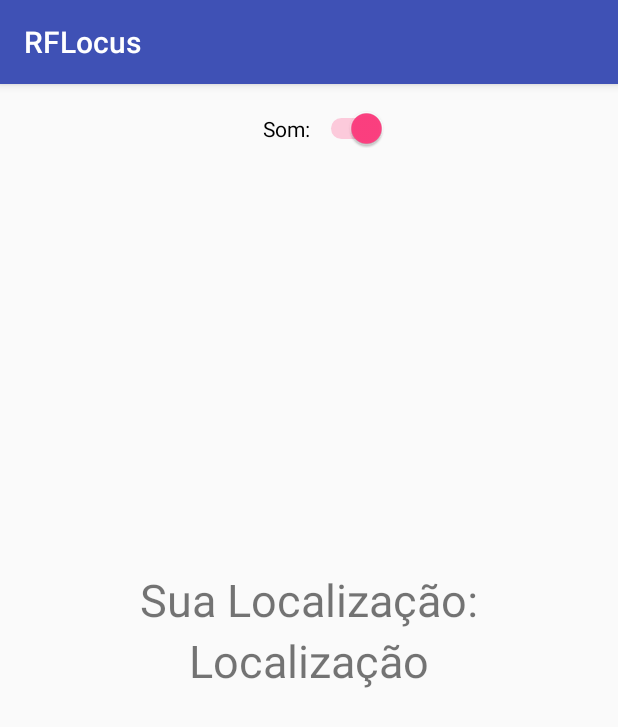
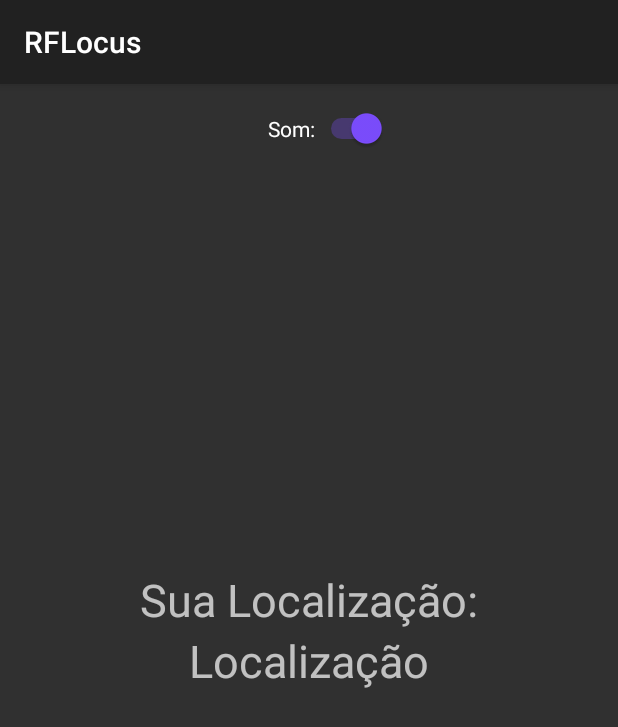
Before and after one commit to fabraocaio/RFLocusUser, an Android app: the screen it shows after launch (UserActivity), on a phone screen of 412 x 824 dp. Shown: the top 727 px of the screen. Run offline under Robolectric (Android 15) with nearby library versions, the light colour scheme and no system bars; our stand-ins replace Volley; libraries missing offline, so code that uses them is left out: com.loopj.android, cz.msebera.android.

Commit message:
Modificação das cores do Layout

```diff
--- a/app/src/main/res/layout/activity_user.xml
+++ b/app/src/main/res/layout/activity_user.xml
@@ -10,7 +10,7 @@
         android:id="@+id/tvLocation"
         android:layout_width="wrap_content"
         android:layout_height="wrap_content"
-        android:text="Localização"
+        android:text="@string/localizacao"
         android:textSize="30sp"
         app:layout_constraintBottom_toBottomOf="parent"
         app:layout_constraintLeft_toLeftOf="parent"
@@ -22,7 +22,7 @@
         android:layout_width="wrap_content"
         android:layout_height="wrap_content"
         android:layout_marginRight="154dp"
-        android:text="Som: "
+        android:text="@string/som"
         app:layout_constraintRight_toRightOf="parent"
         app:layout_constraintTop_toTopOf="parent"
         android:layout_marginTop="16dp"
@@ -32,7 +32,7 @@
         android:id="@+id/textView2"
         android:layout_width="wrap_content"
         android:layout_height="wrap_content"
-        android:text="Sua Localização:"
+        android:text="@string/sua_localizacao"
         android:textSize="30sp"
         app:layout_constraintBottom_toTopOf="@+id/tvLocation"
         app:layout_constraintLeft_toLeftOf="parent"
--- a/app/src/main/res/values/colors.xml
+++ b/app/src/main/res/values/colors.xml
@@ -1,6 +1,6 @@
 <?xml version="1.0" encoding="utf-8"?>
 <resources>
     <color name="colorPrimary">#3F51B5</color>
-    <color name="colorPrimaryDark">#303F9F</color>
-    <color name="colorAccent">#FF4081</color>
+    <color name="colorPrimaryDark">#161616</color>
+    <color name="colorAccent">#7c4dff</color>
 </resources>
--- a/app/src/main/res/values/strings.xml
+++ b/app/src/main/res/values/strings.xml
@@ -1,3 +1,6 @@
 <resources>
     <string name="app_name">RFLocus</string>
+    <string name="localizacao">Localização</string>
+    <string name="som">Som: </string>
+    <string name="sua_localizacao">Sua Localização:</string>
 </resources>
--- a/app/src/main/res/values/styles.xml
+++ b/app/src/main/res/values/styles.xml
@@ -1,9 +1,9 @@
 <resources>
 
     <!-- Base application theme. -->
-    <style name="AppTheme" parent="Theme.AppCompat.Light.DarkActionBar">
+    <style name="AppTheme" parent="Theme.AppCompat">
         <!-- Customize your theme here. -->
-        <item name="colorPrimary">@color/colorPrimary</item>
+        <!--<item name="colorPrimary">@color/colorPrimary</item>-->
         <item name="colorPrimaryDark">@color/colorPrimaryDark</item>
         <item name="colorAccent">@color/colorAccent</item>
     </style>
```
